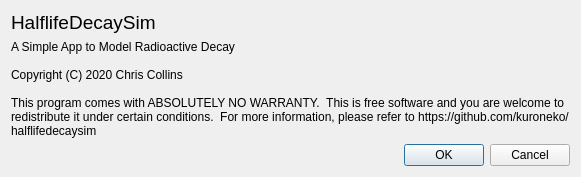
This is aboutdialog.ui in kuroneko/halflifedecaysim as Qt 5 draws it before an edit. The edited form follows.
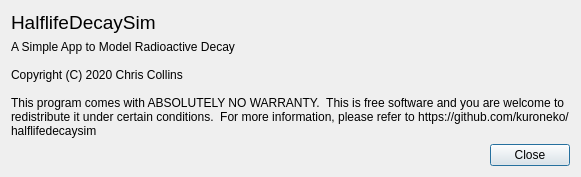
This is the edited form.

Commit message: Don't show the cancel button since the dialog does nothing.

```diff
--- a/aboutdialog.ui
+++ b/aboutdialog.ui
@@ -73,7 +73,7 @@
       <enum>Qt::Horizontal</enum>
      </property>
      <property name="standardButtons">
-      <set>QDialogButtonBox::Cancel|QDialogButtonBox::Ok</set>
+      <set>QDialogButtonBox::Close</set>
      </property>
     </widget>
    </item>
```
